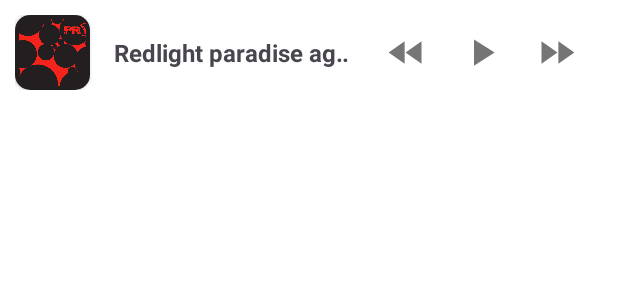
After one commit to igorqueirozzz/apple-music-clone, an Android app: the layout floating_mini_player.xml on its own in the app's theme, with its tools: preview values and no code run, on a phone screen of 412 x 824 dp. The commit adds this screen. Shown: the top 300 px of the screen. Run offline under Robolectric (Android 15) with nearby library versions, the phone set to English and light mode, and no system bars.

Commit message:
Added mini player view and some ajustments

```diff
--- a/app/src/main/java/dev/queiroz/applemusic/di/AppModule.kt
+++ b/app/src/main/java/dev/queiroz/applemusic/di/AppModule.kt
@@ -20,6 +20,7 @@ import dev.queiroz.applemusic.R
 import dev.queiroz.applemusic.data.Constants
 import dev.queiroz.applemusic.data.api.ItunesApiService
 import dev.queiroz.applemusic.exoplayer.MusicService
+import dev.queiroz.applemusic.ui.viewmodel.AppleMusicViewModel
 import okhttp3.OkHttpClient
 import retrofit2.Retrofit
 import retrofit2.converter.gson.GsonConverterFactory
--- /dev/null
+++ b/app/src/main/java/dev/queiroz/applemusic/exoplayer/MusicProgressListener.kt
@@ -0,0 +1,5 @@
+package dev.queiroz.applemusic.exoplayer
+
+interface MusicProgressListener {
+    fun onMusicProgressUpdate(currentPosition: Int, totalPosition: Int)
+}
--- /dev/null
+++ b/app/src/main/res/drawable/ic_forward.xml
@@ -0,0 +1,5 @@
+<vector android:height="24dp" android:tint="#000000"
+    android:viewportHeight="24" android:viewportWidth="24"
+    android:width="24dp" xmlns:android="http://schemas.android.com/apk/res/android">
+    <path android:fillColor="@android:color/white" android:pathData="M4,18l8.5,-6L4,6v12zM13,6v12l8.5,-6L13,6z"/>
+</vector>
--- /dev/null
+++ b/app/src/main/res/drawable/ic_rewind.xml
@@ -0,0 +1,5 @@
+<vector android:height="24dp" android:tint="#000000"
+    android:viewportHeight="24" android:viewportWidth="24"
+    android:width="24dp" xmlns:android="http://schemas.android.com/apk/res/android">
+    <path android:fillColor="@android:color/white" android:pathData="M11,18L11,6l-8.5,6 8.5,6zM11.5,12l8.5,6L20,6l-8.5,6z"/>
+</vector>
--- /dev/null
+++ b/app/src/main/res/layout/floating_mini_player.xml
@@ -0,0 +1,95 @@
+<?xml version="1.0" encoding="utf-8"?>
+<LinearLayout xmlns:android="http://schemas.android.com/apk/res/android"
+    xmlns:app="http://schemas.android.com/apk/res-auto"
+    xmlns:tools="http://schemas.android.com/tools"
+    android:layout_width="match_parent"
+    android:layout_height="wrap_content"
+    android:background="@android:color/transparent"
+    android:orientation="vertical">
+
+
+    <LinearLayout
+        android:id="@+id/floatingMiniPLayerLinearLayout"
+        android:layout_width="match_parent"
+        android:layout_height="match_parent"
+        android:orientation="horizontal"
+        android:padding="10dp">
+
+        <androidx.cardview.widget.CardView
+            android:id="@+id/cardFloatingMiniPlayerImageView"
+            android:layout_width="wrap_content"
+            android:layout_height="wrap_content"
+            android:elevation="0dp"
+            app:cardCornerRadius="10dp">
+
+            <ImageView
+                android:id="@+id/floatingMiniPlayerImageView"
+                android:layout_width="50dp"
+                android:layout_height="50dp"
+                android:src="@drawable/album_demo"
+                app:layout_constraintStart_toStartOf="parent"
+                app:layout_constraintTop_toTopOf="parent" />
+        </androidx.cardview.widget.CardView>
+
+        <TextView
+            android:id="@+id/floatingMiniPlayerSongName"
+            android:layout_width="wrap_content"
+            android:layout_height="wrap_content"
+            android:layout_gravity="center"
+            android:layout_marginHorizontal="16dp"
+            android:layout_weight="1"
+            android:ellipsize="marquee"
+            android:singleLine="true"
+            android:textSize="16sp"
+            android:textStyle="bold"
+            tools:text="Redlight paradise again again" />
+
+        <ImageButton
+            android:id="@+id/floatingMiniPlayerBackButton"
+            android:layout_width="30dp"
+            android:layout_height="30dp"
+            android:layout_gravity="center"
+            android:background="@android:color/transparent"
+            android:scaleType="fitCenter"
+            android:src="@drawable/ic_rewind"
+            app:layout_constraintEnd_toStartOf="@id/floatingMiniPlayerPlayButton"
+            app:layout_constraintTop_toTopOf="parent"
+            app:tint="@color/silver" />
+
+        <ImageButton
+            android:id="@+id/floatingMiniPlayerPlayButton"
+            android:layout_width="30dp"
+            android:layout_height="30dp"
+            android:layout_gravity="center"
+            android:layout_marginHorizontal="20dp"
+            android:background="@android:color/transparent"
+            android:scaleType="fitCenter"
+            android:src="@drawable/ic_play"
+            app:tint="@color/silver" />
+
+        <ImageButton
+            android:id="@+id/floatingMiniPlayerNextButton"
+            android:layout_width="30dp"
+            android:layout_height="30dp"
+            android:layout_gravity="center"
+            android:layout_marginEnd="16dp"
+            android:background="@android:color/transparent"
+            android:scaleType="fitCenter"
+            android:src="@drawable/ic_forward"
+            app:layout_constraintStart_toEndOf="@id/floatingMiniPlayerBackButton"
+            app:tint="@color/silver" />
+
+
+    </LinearLayout>
+
+<!--    <com.google.android.material.slider.Slider-->
+<!--        android:id="@+id/floatingMiniPlayerProgress"-->
+<!--        android:layout_width="match_parent"-->
+<!--        android:layout_height="wrap_content"-->
+<!--        android:valueFrom="0.0"-->
+<!--        android:valueTo="100.0"-->
+<!--        app:thumbRadius="4dp"-->
+<!--        app:trackHeight="4dp"-->
+<!--        app:labelBehavior="gone"/>-->
+
+</LinearLayout>
```
Also changed, not shown: app/src/main/java/dev/queiroz/applemusic/MainActivity.kt (+55 -1 lines), app/src/main/java/dev/queiroz/applemusic/exoplayer/MusicService.kt (+68 -24 lines), app/src/main/java/dev/queiroz/applemusic/ui/viewmodel/AppleMusicViewModel.kt (+19 -16 lines), app/src/main/res/layout/activity_main.xml (+16 -0 lines).
